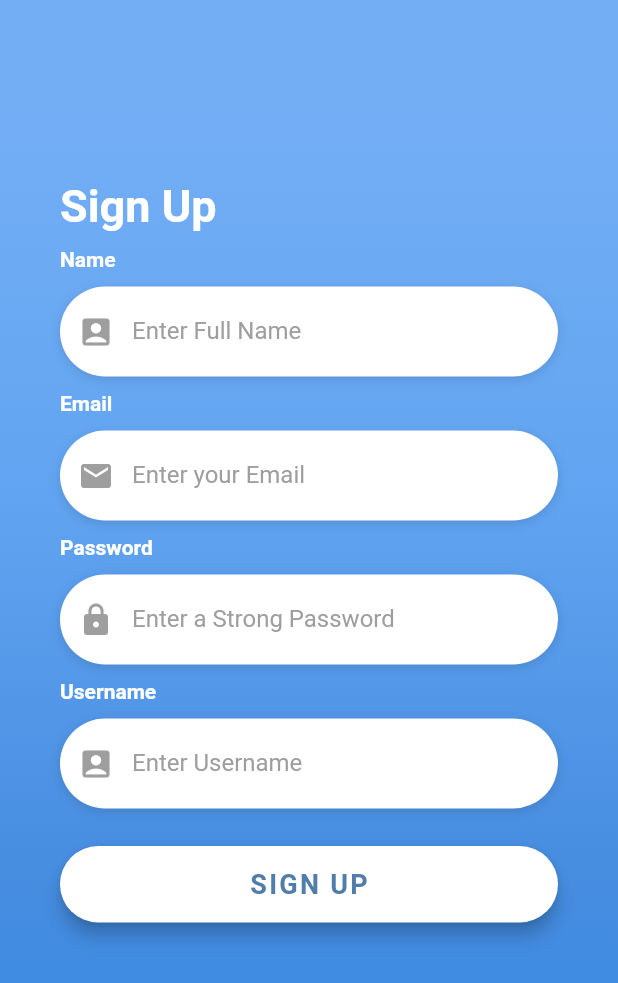
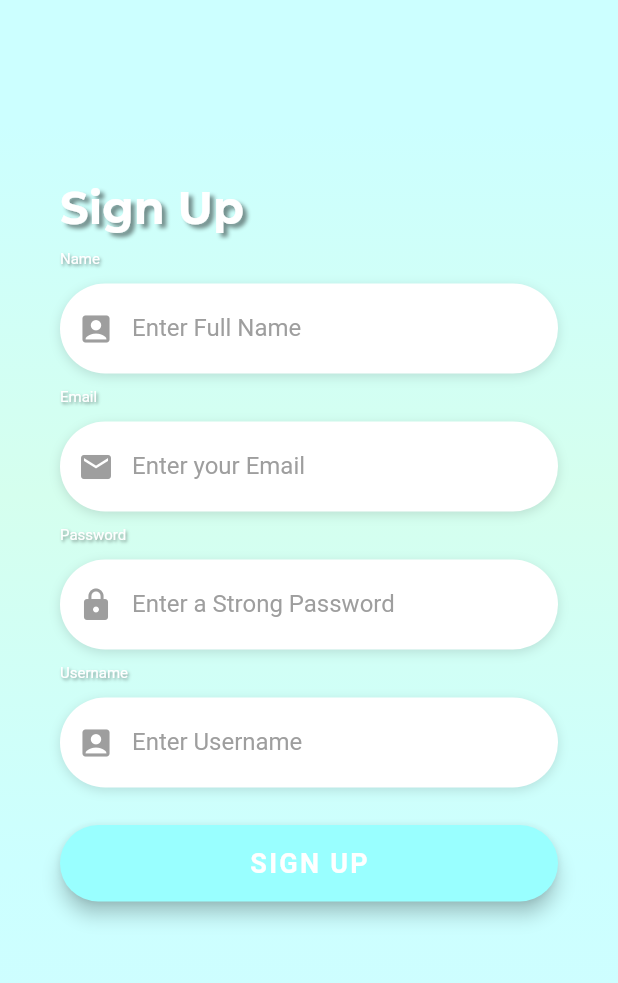
Before and after one commit to pranavi79/SheHacks_Team-114, a Flutter app: the screen it shows after launch, after a tap on an icon or button, on a phone screen of 412 x 824 dp. Shown: the top 983 px of the screen. Run offline on Flutter 3.47's test engine with Material 2 defaults, Android fonts, the phone set to English and light mode, and no system bars; our stand-ins replace cloud_firestore, firebase_auth, firebase_core, flutter_phoenix, flutter_spinkit, fluttertoast and 3 more; accounts and stored records are empty; Roboto replaces fonts that are missing (OpenSans).

Commit message:
improved ui

```diff
--- a/shehack/lib/Splash.dart
+++ b/shehack/lib/Splash.dart
@@ -67,7 +67,7 @@ class _SplashPageState extends State<SplashPage> {
                       //child: Padding(
                       child: Container(
                         //padding: EdgeInsets.only(bottom: 50.0, left: 10.0, right: 10.0, top:20.0),
-                        child: SpinKitRipple(color: Colors.blue),
+                        child: SpinKitRipple(color: Colors.white),
                       ),
                     ),
                     //)
--- a/shehack/lib/login/loginScreen.dart
+++ b/shehack/lib/login/loginScreen.dart
@@ -95,21 +95,6 @@ class LoginScreenState extends State<LoginScreen> {
       ],
     );
   }
-
-  Widget buildForgotPasswordBtn() {
-    return Container(
-      alignment: Alignment.centerRight,
-      child: FlatButton(
-        onPressed: () => print('Forgot Password Button Pressed'),
-        padding: EdgeInsets.only(right: 0.0),
-        child: Text(
-          'Forgot Password?',
-          style: kLabelStyle,
-        ),
-      ),
-    );
-  }
-
   Widget buildLoginBtn() {
     return Container(
       padding: EdgeInsets.symmetric(vertical: 25.0),
@@ -125,7 +110,7 @@ class LoginScreenState extends State<LoginScreen> {
         child: Text(
           'LOGIN',
           style: TextStyle(
-            color: Color(0xFF527DAA),
+            color:Color(0xff99ffff),
             letterSpacing: 1.5,
             fontSize: 18.0,
             fontWeight: FontWeight.bold,
@@ -158,11 +143,13 @@ class LoginScreenState extends State<LoginScreen> {
             ),
             TextSpan(
               text: 'Sign Up',
-              style: TextStyle(
-                color: Colors.white,
-                fontSize: 18.0,
-                fontWeight: FontWeight.bold,
-              ),
+               style: TextStyle(
+            color: Colors.white,
+            letterSpacing: 1.5,
+            fontSize: 18.0,
+            fontWeight: FontWeight.bold,
+            fontFamily: 'OpenSans',
+          ),
             ),
           ],
         ),
@@ -187,10 +174,10 @@ class LoginScreenState extends State<LoginScreen> {
                     begin: Alignment.topCenter,
                     end: Alignment.bottomCenter,
                     colors: [
-                      Color(0xFF73AEF5),
-                      Color(0xFF61A4F1),
-                      Color(0xFF478DE0),
-                      Color(0xFF398AE5),
+                      Color(0xffccffff),
+                      Color(0xffd5ffee),
+                      Color(0xffccffff),
+                      Color(0xffcffdff),
                     ],
                     stops: [0.1, 0.4, 0.7, 0.9],
                   ),
@@ -222,7 +209,6 @@ class LoginScreenState extends State<LoginScreen> {
                         height: 30.0,
                       ),
                       buildPasswordTF(),
-                      buildForgotPasswordBtn(),
                       buildLoginBtn(),
                       buildSignupBtn(),
                     ],
--- a/shehack/lib/login/utilities.dart
+++ b/shehack/lib/login/utilities.dart
@@ -1,17 +1,23 @@
 import 'package:flutter/material.dart';
 final kHintTextStyle = TextStyle(
-  color: Colors.white54,
+  color: Colors.grey[300],
   fontFamily: 'OpenSans',
 );
 
 final kLabelStyle = TextStyle(
+  fontSize: 20,
   color: Colors.white,
-  fontWeight: FontWeight.bold,
-  fontFamily: 'OpenSans',
+  shadows: <Shadow>[
+    Shadow(
+      offset: Offset(1.0, 1.0),
+      blurRadius: 2.0,
+      color: Colors.black45,
+      ),
+  ],
 );
 
 final kBoxDecorationStyle = BoxDecoration(
-  color: Color(0xFF6CA8F1),
+  color: Color(0xff99ffff),
   borderRadius: BorderRadius.circular(10.0),
   boxShadow: [
     BoxShadow(
--- a/shehack/lib/signup/SignUp.dart
+++ b/shehack/lib/signup/SignUp.dart
@@ -1,5 +1,6 @@
 import 'package:flutter/material.dart';
 import 'package:flutter/services.dart';
+import 'package:google_fonts/google_fonts.dart';
 import 'utilities.dart';
 //import 'package:expense_manager/login/loginScreen.dart';
 import 'package:firebase_auth/firebase_auth.dart';
@@ -31,11 +32,19 @@ Widget buildSignUp() {
       children: <Widget>[
         Text(
           'Sign Up',
-          style: TextStyle(
-            color: Colors.white,
-            fontFamily: 'OpenSans',
-            fontSize: 30.0,
+          style: GoogleFonts.montserrat(
+            fontSize: 30,
             fontWeight: FontWeight.bold,
+            textStyle: TextStyle(
+              color: Colors.white,
+              shadows: <Shadow>[
+                Shadow(
+                  offset: Offset(3.0, 3.0),
+                  blurRadius: 3.0,
+                  color: Colors.black45,
+                ),
+              ],
+            ),
           ),
         ),
       ],
@@ -188,21 +197,16 @@ Widget buildSignUp() {
           width: double.infinity,
           child: RaisedButton(
             elevation: 5.0,
-            onPressed:
-                        signUp,
-                //         AlertDialog(
-                //         title: Text("Welcome"),
-                //         content: Text("Verification link has been sent to your email"),
-                // ),
+            onPressed:signUp,
         padding: EdgeInsets.all(15.0),
         shape: RoundedRectangleBorder(
           borderRadius: BorderRadius.circular(30.0),
         ),
-        color: Colors.white,
+        color: Color(0xff99ffff),
         child: Text(
           'SIGN UP',
           style: TextStyle(
-            color: Color(0xFF527DAA),
+            color: Colors.white,
             letterSpacing: 1.5,
             fontSize: 18.0,
             fontWeight: FontWeight.bold,
@@ -229,10 +233,10 @@ Widget buildSignUp() {
                     begin: Alignment.topCenter,
                     end: Alignment.bottomCenter,
                     colors: [
-                      Color(0xFF73AEF5),
-                      Color(0xFF61A4F1),
-                      Color(0xFF478DE0),
-                      Color(0xFF398AE5),
+                      Color(0xffccffff),
+                      Color(0xffd5ffee),
+                      Color(0xffccffff),
+                      Color(0xffcffdff),
                     ],
                     stops: [0.1, 0.4, 0.7, 0.9],
                   ),
--- a/shehack/lib/signup/utilities.dart
+++ b/shehack/lib/signup/utilities.dart
@@ -1,4 +1,5 @@
 import 'package:flutter/material.dart';
+import 'package:google_fonts/google_fonts.dart';
 String radioItem = '';
 String radioItem2 = '';
 String birthDateInString;
@@ -12,10 +13,16 @@ final kHintTextStyle = TextStyle(
 );
 
 final kLabelStyle = TextStyle(
-  color: Colors.white,
-  fontWeight: FontWeight.bold,
-  fontFamily: 'OpenSans',
-);
+              fontSize: 10,
+              color: Colors.white,
+              shadows: <Shadow>[
+                Shadow(
+                  offset: Offset(1.0, 1.0),
+                  blurRadius: 2.0,
+                  color: Colors.black45,
+                ),
+              ],
+            );
 
 final kBoxDecorationStyle = BoxDecoration(
   color: Colors.white,
--- a/shehack/lib/view.dart
+++ b/shehack/lib/view.dart
@@ -22,7 +22,7 @@ class _ViewScreenState extends State<ViewScreen> {
   @override
   Widget build(BuildContext context) {
     return Scaffold(
-      backgroundColor: Colors.cyan[50],
+      backgroundColor: Colors.white,
       appBar: AppBar(
         backgroundColor: Color(0xFF5CE1E6),
         brightness: Brightness.dark,
```
Also changed, not shown: shehack/lib/Profile.dart (+28 -29 lines), shehack/lib/form.dart (+1 -9 lines), shehack/lib/home.dart (+17 -10 lines), shehack/pubspec.lock.
